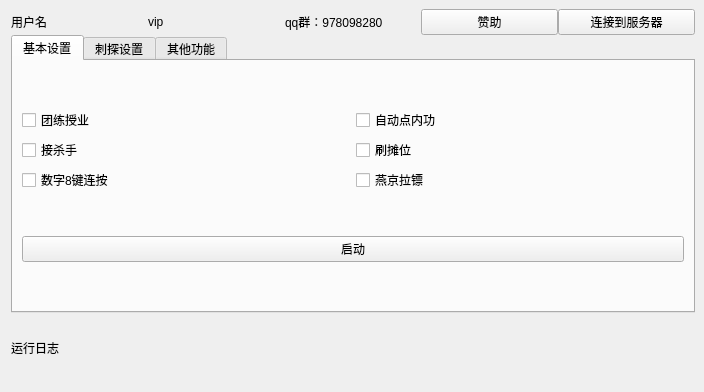
nathonNot/game_robot, file qt_ui/main.ui: the form before one commit.
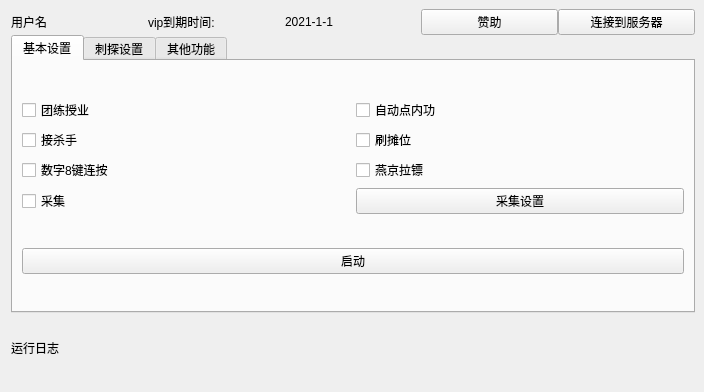
The form after the commit. The open tabs and pages were chosen to show the change.

What changed in the file:
```diff
--- a/qt_ui/main.ui
+++ b/qt_ui/main.ui
@@ -6,7 +6,7 @@
    <rect>
     <x>0</x>
     <y>0</y>
-    <width>598</width>
+    <width>694</width>
     <height>392</height>
    </rect>
   </property>
@@ -41,14 +41,14 @@
      <item>
       <widget class="QLabel" name="lb_user_vip">
        <property name="text">
-        <string>vip</string>
+        <string>vip到期时间:</string>
        </property>
       </widget>
      </item>
      <item>
       <widget class="QLabel" name="lb_q_qun">
        <property name="text">
-        <string>qq群：978098280</string>
+        <string>2021-1-1</string>
        </property>
       </widget>
      </item>
@@ -128,6 +128,20 @@
            </property>
           </widget>
          </item>
+         <item row="3" column="0">
+          <widget class="QCheckBox" name="cb_caiji">
+           <property name="text">
+            <string>采集</string>
+           </property>
+          </widget>
+         </item>
+         <item row="3" column="1">
+          <widget class="QPushButton" name="bt_caiji_set">
+           <property name="text">
+            <string>采集设置</string>
+           </property>
+          </widget>
+         </item>
         </layout>
        </item>
        <item>
```
Left out of the diff: 50 changed lines with no effect on the pictures.
